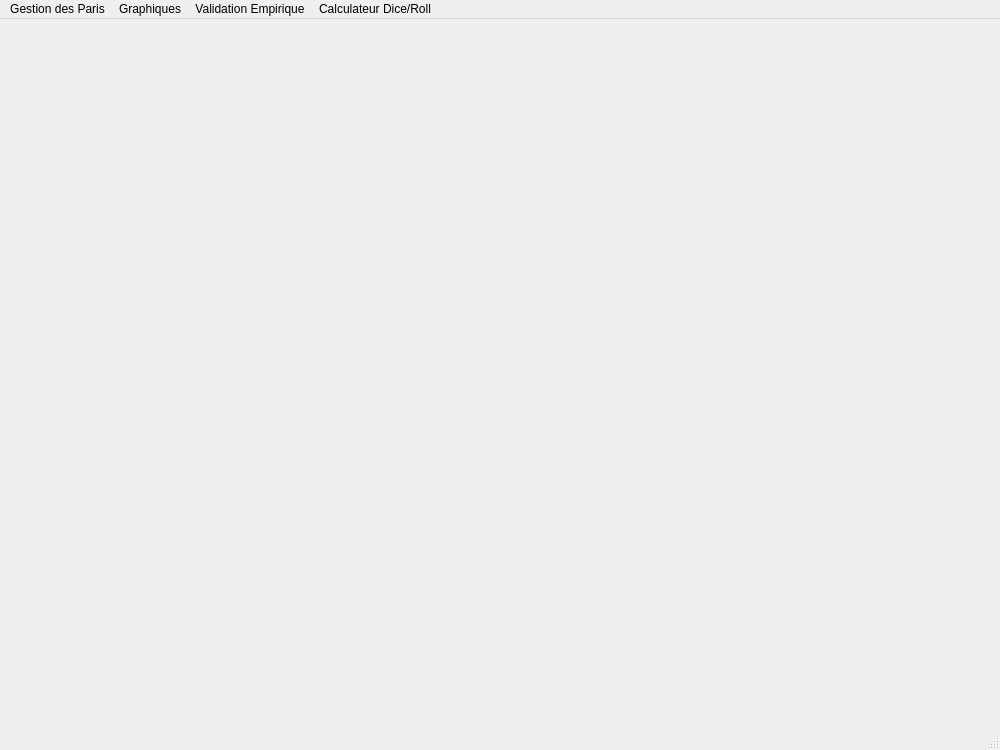
Old version of the form ui_files/ui_mainwindow.ui in the repository Marmoth85/LiveBetManager.
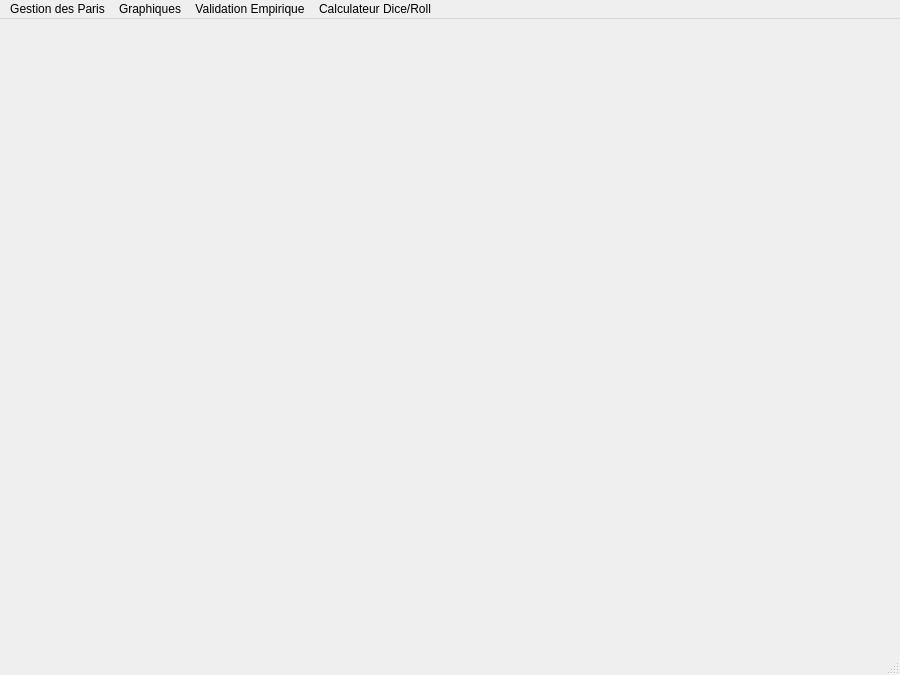
New version of the form.

Commit message: Minor changes on files typo, README and window dimensions

```diff
--- a/ui_files/ui_mainwindow.ui
+++ b/ui_files/ui_mainwindow.ui
@@ -6,8 +6,8 @@
    <rect>
     <x>0</x>
     <y>0</y>
-    <width>1000</width>
-    <height>750</height>
+    <width>900</width>
+    <height>675</height>
    </rect>
   </property>
   <property name="windowTitle">
@@ -19,7 +19,7 @@
     <rect>
      <x>0</x>
      <y>0</y>
-     <width>1000</width>
+     <width>900</width>
      <height>21</height>
     </rect>
    </property>
```
The commit also changes 4 other files.
